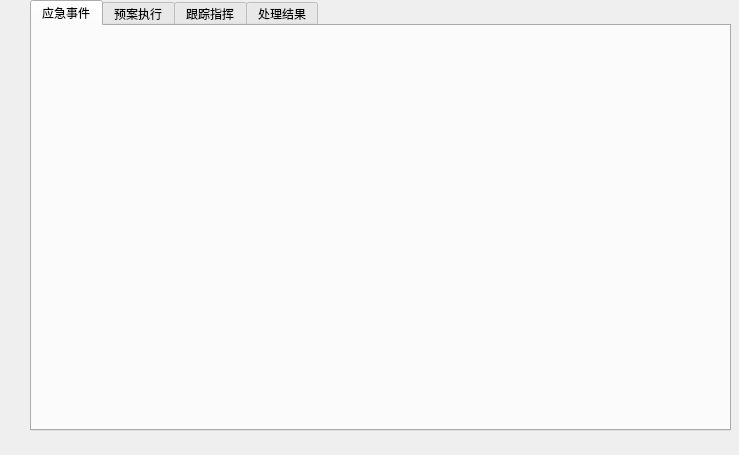
This is com/org/ui/plmanagertab.ui in td-leo/vzplmanager as Qt 5 draws it before an edit. The edited form follows.
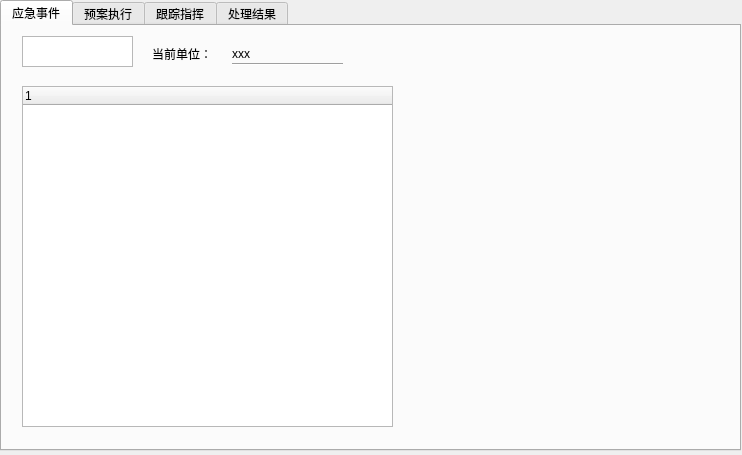
This is the edited form. The open tabs and pages were chosen to show the change.

```diff
--- a/com/org/ui/plmanagertab.ui
+++ b/com/org/ui/plmanagertab.ui
@@ -6,7 +6,7 @@
    <rect>
     <x>0</x>
     <y>0</y>
-    <width>739</width>
+    <width>742</width>
     <height>455</height>
    </rect>
   </property>
@@ -16,10 +16,10 @@
   <widget class="QTabWidget" name="tabWidget">
    <property name="geometry">
     <rect>
-     <x>30</x>
+     <x>0</x>
      <y>0</y>
-     <width>701</width>
-     <height>431</height>
+     <width>741</width>
+     <height>451</height>
     </rect>
    </property>
    <property name="currentIndex">
@@ -29,6 +29,65 @@
     <attribute name="title">
      <string>应急事件</string>
     </attribute>
+    <widget class="QTreeWidget" name="treeWidget">
+     <property name="geometry">
+      <rect>
+       <x>20</x>
+       <y>60</y>
+       <width>371</width>
+       <height>341</height>
+      </rect>
+     </property>
+    </widget>
+    <widget class="QGraphicsView" name="graphicsView">
+     <property name="geometry">
+      <rect>
+       <x>20</x>
+       <y>10</y>
+       <width>111</width>
+       <height>31</height>
+      </rect>
+     </property>
+    </widget>
+    <widget class="QLabel" name="label">
+     <property name="geometry">
+      <rect>
+       <x>150</x>
+       <y>20</y>
+       <width>61</width>
+       <height>16</height>
+      </rect>
+     </property>
+     <property name="text">
+      <string>当前单位：</string>
+     </property>
+    </widget>
+    <widget class="QLabel" name="label_2">
+     <property name="geometry">
+      <rect>
+       <x>230</x>
+       <y>20</y>
+       <width>131</width>
+       <height>16</height>
+      </rect>
+     </property>
+     <property name="text">
+      <string>xxx</string>
+     </property>
+    </widget>
+    <widget class="Line" name="line">
+     <property name="geometry">
+      <rect>
+       <x>230</x>
+       <y>30</y>
+       <width>111</width>
+       <height>16</height>
+      </rect>
+     </property>
+     <property name="orientation">
+      <enum>Qt::Horizontal</enum>
+     </property>
+    </widget>
    </widget>
    <widget class="QWidget" name="tab_2">
     <attribute name="title">
```
Left out of the diff: 8 changed lines with no effect on the pictures.
